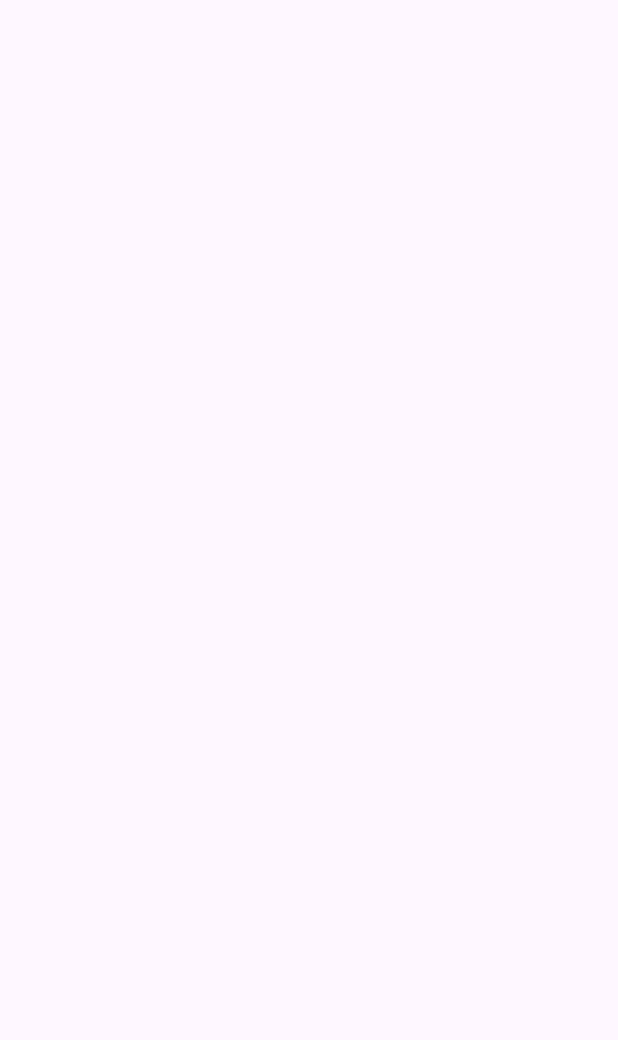
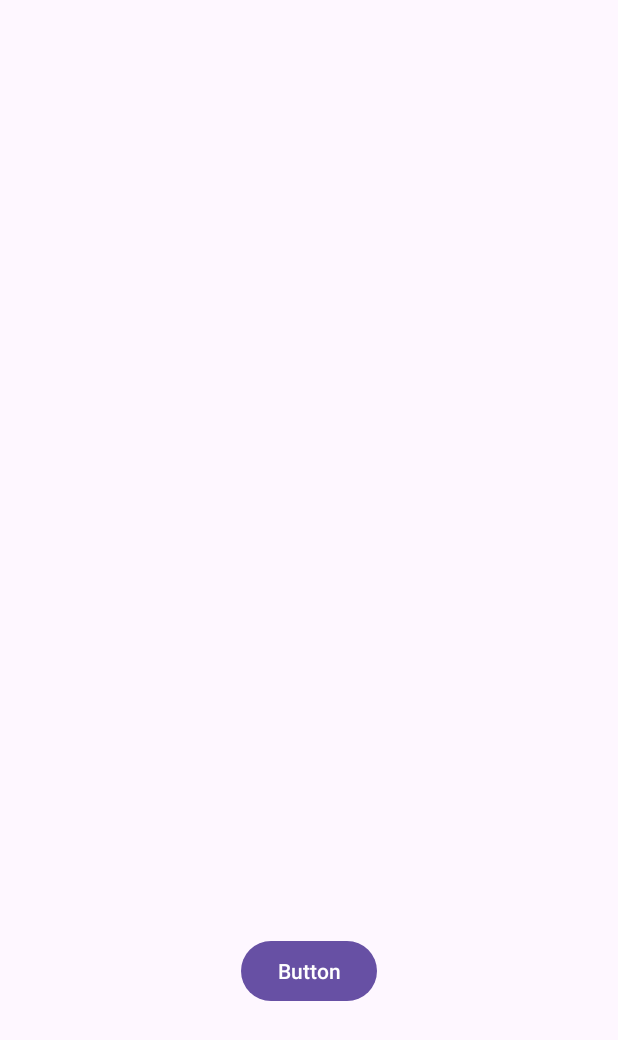
Before and after one commit to Dylkarr/ProgramacionAndroid, an Android app: the screen it shows after launch (MainActivity), on a phone screen of 412 x 824 dp. Before the commit the part shown is empty. Shown: the top 1040 px of the screen. Run offline under Robolectric (Android 15) with nearby library versions, the phone set to English and light mode, and no system bars.

Commit message:
Agregando cambios

```diff
--- a/app/src/main/AndroidManifest.xml
+++ b/app/src/main/AndroidManifest.xml
@@ -1,6 +1,9 @@
 <?xml version="1.0" encoding="utf-8"?>
 <manifest xmlns:android="http://schemas.android.com/apk/res/android"
     xmlns:tools="http://schemas.android.com/tools">
+
+    <uses-permission android:name="android.permission.ACCESS_COARSE_LOCATION" />
+    <uses-permission android:name="android.permission.ACCESS_FINE_LOCATION" />
 
     <application
         android:allowBackup="true"
--- a/app/src/main/java/com/example/myapplication/MainActivity.java
+++ b/app/src/main/java/com/example/myapplication/MainActivity.java
@@ -1,16 +1,35 @@
 package com.example.myapplication;
 
+import androidx.annotation.NonNull;
 import androidx.appcompat.app.AppCompatActivity;
+import androidx.core.app.ActivityCompat;
+import androidx.core.content.ContextCompat;
 
 import android.hardware.Sensor;
 import android.hardware.SensorEvent;
 import android.hardware.SensorEventListener;
 import android.hardware.SensorManager;
+import android.location.Location;
+import android.location.LocationListener;
+import android.location.LocationManager;
 import android.media.MediaPlayer;
 import android.os.Bundle;
 import android.widget.TextView;
+import android.Manifest;
+import android.annotation.SuppressLint;
+import android.content.Context;
+import android.content.pm.PackageManager;
+import android.graphics.Color;
+import android.location.Geocoder;
+import android.location.Location;
+import android.location.LocationListener;
+import android.location.LocationManager;
+import android.os.Bundle;
+import android.view.View;
+import android.widget.TextView;
+import android.widget.Toast;
 
-public class MainActivity extends AppCompatActivity {
+public class MainActivity extends AppCompatActivity implements LocationListener {
 
     SensorManager sensorManager;
     Sensor sensor;
@@ -19,8 +38,14 @@
     TextView textView1;
     TextView textView2;
     TextView textView3;
+    TextView textView4;
+    TextView textView5;
+    private LocationManager locationManager;
 
-    int cont = 0;
+    private int cont = 0;
+
+
+    //codigo de maps AIzaSyAbSKFzXrxbYOGhzqklIw3EWTlzT1f1GJo
 
     @Override
     protected void onCreate(Bundle savedInstanceState) {
@@ -30,12 +55,13 @@
         textView1 = findViewById(R.id.textView1);
         textView2 = findViewById(R.id.textView2);
         textView3 = findViewById(R.id.textView3);
-
+        textView4 = findViewById(R.id.textView4);
+        textView5 = findViewById(R.id.textView5);
 
 
         sensorManager = (SensorManager) getSystemService(SENSOR_SERVICE);
         sensor = sensorManager.getDefaultSensor(Sensor.TYPE_ACCELEROMETER);
-        if(sensor != null) {
+        if (sensor != null) {
             sensorEventListener = new SensorEventListener() {
                 @Override
                 public void onSensorChanged(SensorEvent sensorEvent) {
@@ -46,15 +72,20 @@
                     textView2.setText("y: " + String.valueOf(y));
                     textView3.setText("z: " + String.valueOf(z));
 
-                    if(x < -4 && cont == 0){
+                    if (x < -4 && cont == 0) {
                         cont++;
                     }
-                    if(x > 4 && cont == 1){
+                    if (x > 4 && cont == 1) {
                         cont++;
                     }
-                    if(cont == 2){
+                    if (cont == 2) {
                         latigo();
                         cont = 0;
+                    }
+                    //Runtime permissions
+                    if (ContextCompat.checkSelfPermission(MainActivity.this, Manifest.permission.ACCESS_FINE_LOCATION)
+                            != PackageManager.PERMISSION_GRANTED) {
+                        ActivityCompat.requestPermissions(MainActivity.this, new String[]{Manifest.permission.ACCESS_FINE_LOCATION}, 100);
                     }
                 }
 
@@ -67,16 +98,63 @@
         start();
     }
 
-    private void start(){
+    private void start() {
         sensorManager.registerListener(sensorEventListener, sensor, SensorManager.SENSOR_DELAY_NORMAL);
     }
-    private void stop(){
+
+    private void stop() {
         sensorManager.unregisterListener(sensorEventListener);
     }
 
-    private void latigo(){
+    private void latigo() {
         MediaPlayer mediaPlayer = MediaPlayer.create(this, R.raw.latigo);
         mediaPlayer.start();
     }
 
+
+    @Override
+    public void onLocationChanged(Location location) {
+
+    }
+
+    @Override
+    public void onStatusChanged(String provider, int status, Bundle extras) {
+
+    }
+
+    @Override
+    public void onProviderEnabled(String provider) {
+
+    }
+
+    @Override
+    public void onProviderDisabled(String provider) {
+
+    }
+
+    public void ubicacion(View view) {
+        try {
+            locationManager = (LocationManager) getApplicationContext().getSystemService(LOCATION_SERVICE);
+            if (ActivityCompat.checkSelfPermission(this, Manifest.permission.ACCESS_FINE_LOCATION) != PackageManager.PERMISSION_GRANTED && ActivityCompat.checkSelfPermission(this, Manifest.permission.ACCESS_COARSE_LOCATION) != PackageManager.PERMISSION_GRANTED) {
+                // TODO: Consider calling
+                //    ActivityCompat#requestPermissions
+                // here to request the missing permissions, and then overriding
+                //   public void onRequestPermissionsResult(int requestCode, String[] permissions,
+                //                                          int[] grantResults)
+                // to handle the case where the user grants the permission. See the documentation
+                // for ActivityCompat#requestPermissions for more details.
+                return;
+            }
+            locationManager.requestLocationUpdates(LocationManager.GPS_PROVIDER, 5000, 5, this);
+
+        }catch (Exception e){
+            e.printStackTrace();
+        }
+        Location location = locationManager.getLastKnownLocation(LocationManager.GPS_PROVIDER);
+        if(location != null){
+            textView4.setText("Latidud: " + String.valueOf(location.getAltitude()));
+            textView5.setText("Longitud: " + String.valueOf(location.getLongitude()));
+        }
+
+    }
 }
--- a/app/src/main/res/layout/activity_main.xml
+++ b/app/src/main/res/layout/activity_main.xml
@@ -25,7 +25,7 @@
         app:layout_constraintEnd_toEndOf="parent"
         app:layout_constraintStart_toStartOf="parent"
         app:layout_constraintTop_toBottomOf="@+id/textView1"
-        app:layout_constraintVertical_bias="0.0" />
+        app:layout_constraintVertical_bias="0.018" />
 
     <TextView
         android:id="@+id/textView3"
@@ -37,4 +37,36 @@
         app:layout_constraintStart_toStartOf="parent"
         app:layout_constraintTop_toBottomOf="@+id/textView2"
         app:layout_constraintVertical_bias="0.0" />
+
+    <TextView
+        android:id="@+id/textView4"
+        android:layout_width="213dp"
+        android:layout_height="22dp"
+        app:layout_constraintBottom_toBottomOf="parent"
+        app:layout_constraintEnd_toEndOf="parent"
+        app:layout_constraintStart_toStartOf="parent"
+        app:layout_constraintTop_toBottomOf="@+id/textView3"
+        app:layout_constraintVertical_bias="0.069" />
+
+    <TextView
+        android:id="@+id/textView5"
+        android:layout_width="213dp"
+        android:layout_height="22dp"
+        app:layout_constraintBottom_toBottomOf="parent"
+        app:layout_constraintEnd_toEndOf="parent"
+        app:layout_constraintStart_toStartOf="parent"
+        app:layout_constraintTop_toBottomOf="@+id/textView4"
+        app:layout_constraintVertical_bias="0.087" />
+
+    <Button
+        android:id="@+id/button"
+        android:layout_width="wrap_content"
+        android:layout_height="wrap_content"
+        android:onClick="ubicacion"
+        android:text="Button"
+        app:layout_constraintBottom_toBottomOf="parent"
+        app:layout_constraintEnd_toEndOf="parent"
+        app:layout_constraintStart_toStartOf="parent"
+        app:layout_constraintTop_toTopOf="parent"
+        app:layout_constraintVertical_bias="0.803" />
 </androidx.constraintlayout.widget.ConstraintLayout>
```
